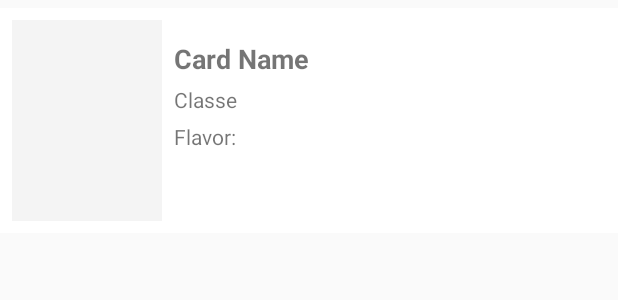
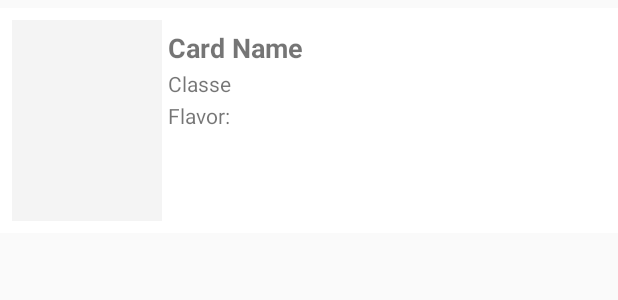
Before and after one commit to MathieuMesset/Hearthstone-Artbook, an Android app: the layout cards_row_item.xml on its own in the app's theme, with its tools: preview values and no code run, on a phone screen of 412 x 824 dp. Shown: the top 300 px of the screen. Run offline under Robolectric (Android 15) with nearby library versions, the phone set to English and light mode, and no system bars; network calls fail.

Commit message:
padding menu reduced + added images files

```diff
--- a/app/src/main/AndroidManifest.xml
+++ b/app/src/main/AndroidManifest.xml
@@ -7,7 +7,7 @@
     <application
         android:allowBackup="true"
         android:icon="@mipmap/ic_launcher"
-        android:label="@string/app_name"
+        android:label="HS Artbook"
         android:roundIcon="@mipmap/ic_launcher_round"
         android:supportsRtl="true"
         android:theme="@style/AppTheme">
--- a/app/src/main/res/layout/cards_row_item.xml
+++ b/app/src/main/res/layout/cards_row_item.xml
@@ -20,13 +20,13 @@
         android:layout_width="match_parent"
         android:layout_height="130dp"
         android:orientation="vertical"
-        android:layout_margin="8dp">
+        android:layout_margin="4dp">
 
         <TextView
             android:layout_width="wrap_content"
             android:layout_height="wrap_content"
             android:id="@+id/card_name"
-            android:layout_marginTop="5dp"
+            android:layout_marginTop="2dp"
             android:text="Card Name"
             android:textStyle="bold"
             android:textSize="18sp" />
@@ -34,7 +34,7 @@
         <TextView
             android:layout_width="wrap_content"
             android:layout_height="wrap_content"
-            android:layout_marginTop="5dp"
+            android:layout_marginTop="2dp"
             android:text="Classe"
             android:id="@+id/classe"/>
 
@@ -42,7 +42,7 @@
             android:layout_width="wrap_content"
             android:layout_height="wrap_content"
             android:text="Flavor:"
-            android:layout_marginTop="5dp"
+            android:layout_marginTop="2dp"
             android:id="@+id/flavor"/>
 
 
```
Also changed, not shown: app/src/main/res/drawable/hs_image.jpg (added), 2 other files.
